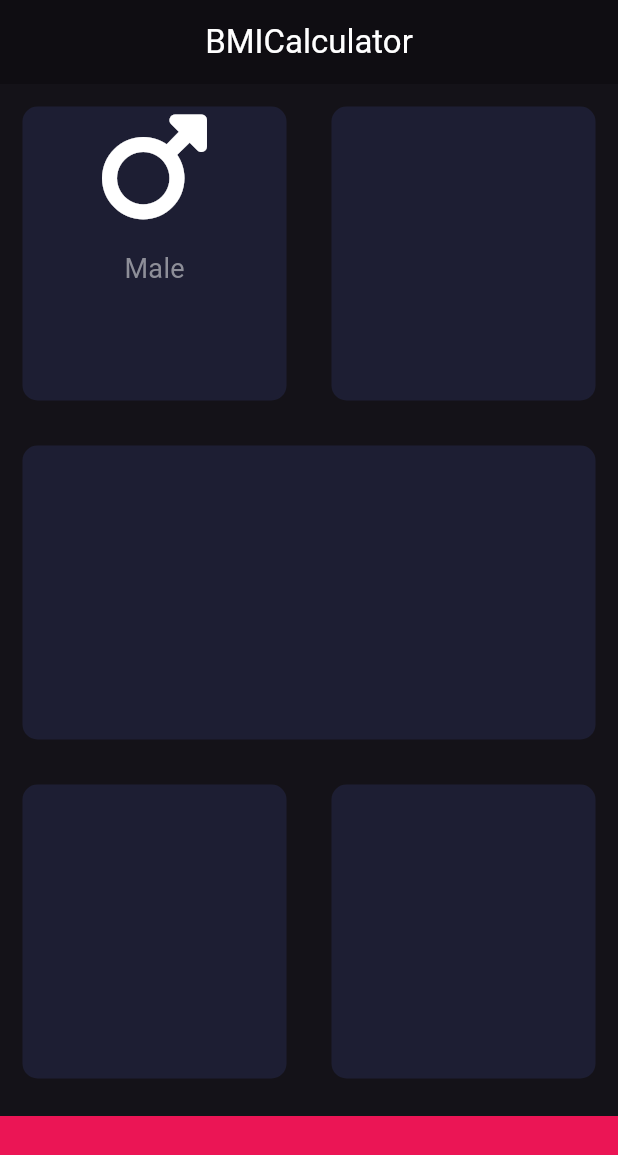
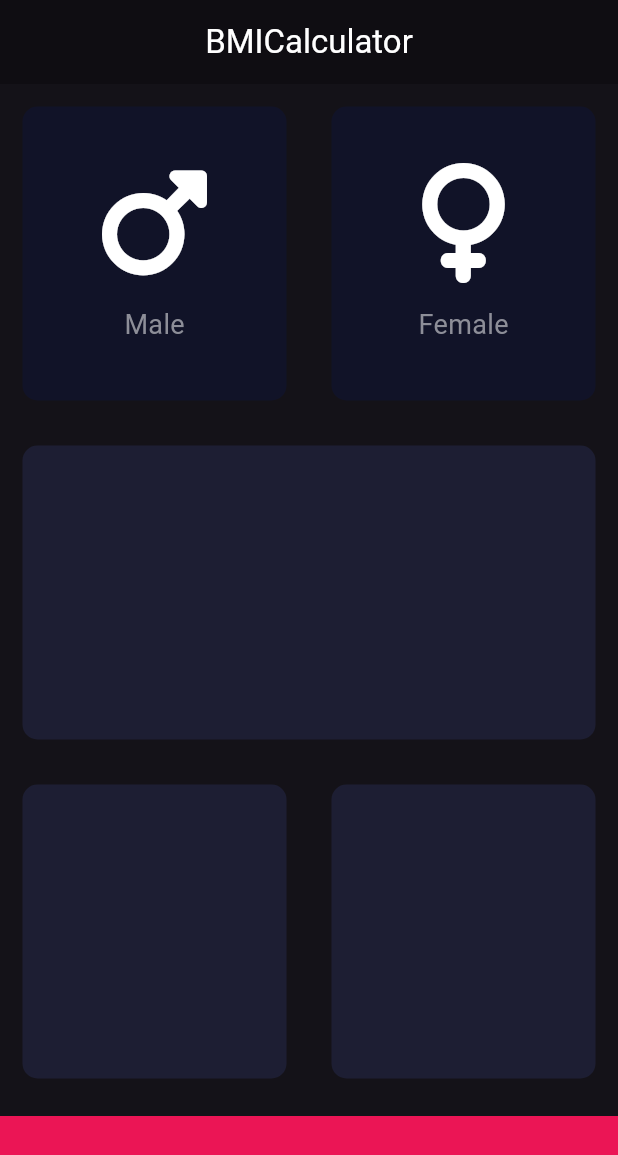
Before and after one commit to Bilaldev98/bmi_calculator, a Flutter app: the screen it shows after launch, on a phone screen of 412 x 824 dp. Shown: the top 1155 px of the screen. Run offline on Flutter 3.47's test engine with Material 3 defaults, Android fonts, the phone set to English and light mode, and no system bars; our stand-ins replace font_awesome_flutter.

Commit message:
Initial commit

```diff
--- /dev/null
+++ b/lib/icon_content.dart
@@ -0,0 +1,36 @@
+import 'package:flutter/material.dart';
+
+const labelTextStyle = TextStyle(
+  fontSize: 18.0,
+  color: Color(0xFF8D8E98),
+);
+
+class IconContent extends StatelessWidget {
+
+  IconContent({required this.icon, required this.label});
+
+
+  final IconData icon;
+  final String label;
+
+
+  @override
+  Widget build(BuildContext context) {
+    return Column(
+      mainAxisAlignment: MainAxisAlignment.center,
+      children: <Widget>[
+        Icon(
+          icon,
+          size: 80.0,
+        ),
+        SizedBox(
+          height: 15.0,
+        ),
+        Text(
+          label,
+          style: labelTextStyle,
+        )
+      ],
+    );
+  }
+}
--- a/lib/main.dart
+++ b/lib/main.dart
@@ -1,9 +1,12 @@
 import 'package:flutter/material.dart';
 import 'package:font_awesome_flutter/font_awesome_flutter.dart';
+import 'icon_content.dart';
+import 'reuseable_card.dart';
 
 const bottomContainerHeight = 80.0;
 const activeCardColor = Color(0xFF1D1E33);
 const bottomContainerColor = Color(0xFFEB1555);
+const inactiveCardColor = Color(0xFF111328);
 
 void main() => runApp(const BMICalculator());
 
@@ -27,6 +30,32 @@ class InputPage extends StatefulWidget {
 }
 
 class _InputPageState extends State<InputPage> {
+
+  Color maleCardColor = inactiveCardColor;
+  Color femaleCardColor = inactiveCardColor;
+
+  void updateColor(int gender){
+    if(gender ==1){
+      if(maleCardColor == inactiveCardColor){
+        maleCardColor =activeCardColor;
+        femaleCardColor = inactiveCardColor;
+      }else{
+        maleCardColor = inactiveCardColor;
+      }
+    }
+
+    if(gender ==2){
+      if(femaleCardColor == inactiveCardColor){
+        femaleCardColor = activeCardColor;
+        maleCardColor = inactiveCardColor;
+      }else{
+        femaleCardColor = inactiveCardColor;
+      }
+    }
+
+
+  }
+
   @override
   Widget build(BuildContext context) {
     return Scaffold(
@@ -44,33 +73,38 @@ class _InputPageState extends State<InputPage> {
           Expanded(
             child: Row(
               children: <Widget>[
+
                 Expanded(
-                  child: ReusableCard(
-                    color: activeCardColor,
-                    cardChild: Column(
-                      children: <Widget>[
-                        Icon(
-                          FontAwesomeIcons.mars,
-                          size: 80.0,
-                        ),
-                        SizedBox(
-                          height: 15.0,
-                        ),
-                        Text(
-                          'Male',
-                          style: TextStyle(
-                            fontSize: 18.0,
-                            color: Color(0xFF8D8E98),
-                          ),
-                        )
-                      ],
+                  child: GestureDetector(
+                    onTap: (){
+                      setState(() {
+                        updateColor(1);
+                      });
+                    },
+                    child: ReusableCard(
+                      color: maleCardColor,
+                      cardChild:IconContent(
+                        icon: FontAwesomeIcons.mars,
+                          label: 'Male',
+
+                      ),
                     ),
                   ),
                 ),
                 Expanded(
-                  child: ReusableCard(
-                    color: activeCardColor,
-                    cardChild: Container(), // Added to fix the error
+                  child: GestureDetector(
+                    onTap: (){
+                      setState(() {
+                        updateColor(2);
+                      });
+                    },
+                    child: ReusableCard(
+                      color: femaleCardColor,
+                      cardChild: IconContent(
+                          icon: FontAwesomeIcons.venus,
+                          label: 'Female'
+                      ), // Added to fix the error
+                    ),
                   ),
                 ),
               ],
@@ -111,22 +145,3 @@ class _InputPageState extends State<InputPage> {
     );
   }
 }
-
-class ReusableCard extends StatelessWidget {
-  ReusableCard({required this.color, required this.cardChild});
-
-  final Color color;
-  final Widget cardChild;
-
-  @override
-  Widget build(BuildContext context) {
-    return Container(
-      child: cardChild,
-      margin: EdgeInsets.all(15.0),
-      decoration: BoxDecoration(
-        color: color,
-        borderRadius: BorderRadius.circular(10.0),
-      ),
-    );
-  }
-}
--- /dev/null
+++ b/lib/reuseable_card.dart
@@ -0,0 +1,19 @@
+import 'package:flutter/material.dart';
+class ReusableCard extends StatelessWidget {
+  ReusableCard({required this.color, required this.cardChild});
+
+  final Color color;
+  final Widget cardChild;
+
+  @override
+  Widget build(BuildContext context) {
+    return Container(
+      child: cardChild,
+      margin: EdgeInsets.all(15.0),
+      decoration: BoxDecoration(
+        color: color,
+        borderRadius: BorderRadius.circular(10.0),
+      ),
+    );
+  }
+}
```
